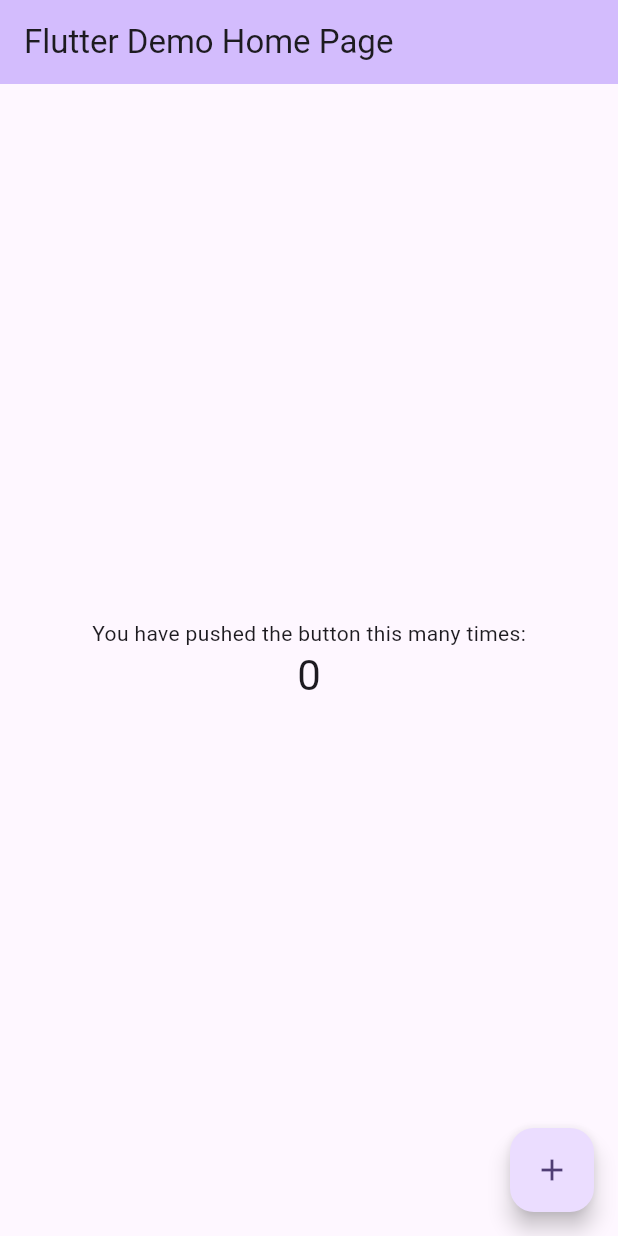
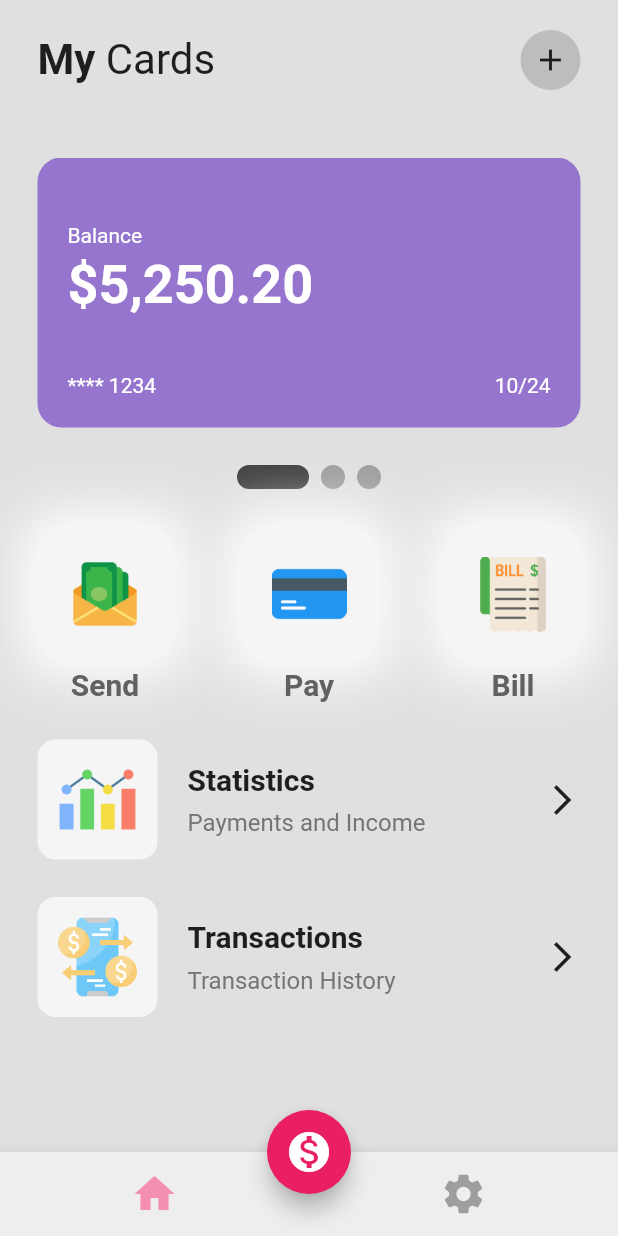
Before and after one commit to Simard302/flutter-wallet, a Flutter app: the screen it shows after launch, on a phone screen of 412 x 824 dp. Run offline on Flutter 3.47's test engine with Material 2 defaults, Android fonts, the phone set to English and light mode, and no system bars; drawn by our look-alikes of smooth_page_indicator.

Commit message:
Made everything

```diff
--- a/walletappui/lib/main.dart
+++ b/walletappui/lib/main.dart
@@ -1,125 +1,18 @@
 import 'package:flutter/material.dart';
+import 'package:walletappui/pages/home_page.dart';
 
 void main() {
   runApp(const MyApp());
 }
 
 class MyApp extends StatelessWidget {
-  const MyApp({super.key});
+  const MyApp({Key? key}) : super(key: key);
 
-  // This widget is the root of your application.
   @override
   Widget build(BuildContext context) {
     return MaterialApp(
-      title: 'Flutter Demo',
-      theme: ThemeData(
-        // This is the theme of your application.
-        //
-        // TRY THIS: Try running your application with "flutter run". You'll see
-        // the application has a blue toolbar. Then, without quitting the app,
-        // try changing the seedColor in the colorScheme below to Colors.green
-        // and then invoke "hot reload" (save your changes or press the "hot
-        // reload" button in a Flutter-supported IDE, or press "r" if you used
-        // the command line to start the app).
-        //
-        // Notice that the counter didn't reset back to zero; the application
-        // state is not lost during the reload. To reset the state, use hot
-        // restart instead.
-        //
-        // This works for code too, not just values: Most code changes can be
-        // tested with just a hot reload.
-        colorScheme: ColorScheme.fromSeed(seedColor: Colors.deepPurple),
-        useMaterial3: true,
-      ),
-      home: const MyHomePage(title: 'Flutter Demo Home Page'),
+      debugShowCheckedModeBanner: false,
+      home: HomePage(),
     );
   }
 }
-
-class MyHomePage extends StatefulWidget {
-  const MyHomePage({super.key, required this.title});
-
-  // This widget is the home page of your application. It is stateful, meaning
-  // that it has a State object (defined below) that contains fields that affect
-  // how it looks.
-
-  // This class is the configuration for the state. It holds the values (in this
-  // case the title) provided by the parent (in this case the App widget) and
-  // used by the build method of the State. Fields in a Widget subclass are
-  // always marked "final".
-
-  final String title;
-
-  @override
-  State<MyHomePage> createState() => _MyHomePageState();
-}
-
-class _MyHomePageState extends State<MyHomePage> {
-  int _counter = 0;
-
-  void _incrementCounter() {
-    setState(() {
-      // This call to setState tells the Flutter framework that something has
-      // changed in this State, which causes it to rerun the build method below
-      // so that the display can reflect the updated values. If we changed
-      // _counter without calling setState(), then the build method would not be
-      // called again, and so nothing would appear to happen.
-      _counter++;
-    });
-  }
-
-  @override
-  Widget build(BuildContext context) {
-    // This method is rerun every time setState is called, for instance as done
-    // by the _incrementCounter method above.
-    //
-    // The Flutter framework has been optimized to make rerunning build methods
-    // fast, so that you can just rebuild anything that needs updating rather
-    // than having to individually change instances of widgets.
-    return Scaffold(
-      appBar: AppBar(
-        // TRY THIS: Try changing the color here to a specific color (to
-        // Colors.amber, perhaps?) and trigger a hot reload to see the AppBar
-        // change color while the other colors stay the same.
-        backgroundColor: Theme.of(context).colorScheme.inversePrimary,
-        // Here we take the value from the MyHomePage object that was created by
-        // the App.build method, and use it to set our appbar title.
-        title: Text(widget.title),
-      ),
-      body: Center(
-        // Center is a layout widget. It takes a single child and positions it
-        // in the middle of the parent.
-        child: Column(
-          // Column is also a layout widget. It takes a list of children and
-          // arranges them vertically. By default, it sizes itself to fit its
-          // children horizontally, and tries to be as tall as its parent.
-          //
-          // Column has various properties to control how it sizes itself and
-          // how it positions its children. Here we use mainAxisAlignment to
-          // center the children vertically; the main axis here is the vertical
-          // axis because Columns are vertical (the cross axis would be
-          // horizontal).
-          //
-          // TRY THIS: Invoke "debug painting" (choose the "Toggle Debug Paint"
-          // action in the IDE, or press "p" in the console), to see the
-          // wireframe for each widget.
-          mainAxisAlignment: MainAxisAlignment.center,
-          children: <Widget>[
-            const Text(
-              'You have pushed the button this many times:',
-            ),
-            Text(
-              '$_counter',
-              style: Theme.of(context).textTheme.headlineMedium,
-            ),
-          ],
-        ),
-      ),
-      floatingActionButton: FloatingActionButton(
-        onPressed: _incrementCounter,
-        tooltip: 'Increment',
-        child: const Icon(Icons.add),
-      ), // This trailing comma makes auto-formatting nicer for build methods.
-    );
-  }
-}
--- /dev/null
+++ b/walletappui/lib/pages/home_page.dart
@@ -0,0 +1,162 @@
+// ignore_for_file: prefer_const_literals_to_create_immutables
+// ignore_for_file: prefer_const_constructors
+
+import 'package:flutter/material.dart';
+import 'package:smooth_page_indicator/smooth_page_indicator.dart';
+import 'package:walletappui/utils/my_button.dart';
+import 'package:walletappui/utils/my_card.dart';
+import 'package:walletappui/utils/my_list_tile.dart';
+
+class HomePage extends StatefulWidget {
+  const HomePage({super.key});
+
+  @override
+  State<HomePage> createState() => _HomePageState();
+}
+
+class _HomePageState extends State<HomePage> {
+  // pagecontroller
+  final _controller = PageController();
+
+  @override
+  Widget build(BuildContext context) {
+    return Scaffold(
+      backgroundColor: Colors.grey.shade300,
+      floatingActionButton: FloatingActionButton(
+          onPressed: () {},
+          backgroundColor: Colors.pink,
+          child: Icon(Icons.monetization_on, size: 32)),
+      floatingActionButtonLocation: FloatingActionButtonLocation.centerDocked,
+      bottomNavigationBar: BottomAppBar(
+          color: Colors.grey.shade200,
+          child: Padding(
+            padding: const EdgeInsets.only(top: 4, bottom: 4),
+            child: Row(
+                mainAxisAlignment: MainAxisAlignment.spaceAround,
+                children: [
+                  IconButton(
+                      onPressed: () {},
+                      icon: Icon(Icons.home,
+                          size: 32, color: Colors.pink.shade200)),
+                  IconButton(
+                      onPressed: () {},
+                      icon: Icon(Icons.settings, size: 32, color: Colors.grey))
+                ]),
+          )),
+      body: SafeArea(
+        child: Column(children: [
+          // App bar
+          Padding(
+            padding:
+                const EdgeInsets.symmetric(horizontal: 25.0, vertical: 20.0),
+            child: Row(
+                mainAxisAlignment: MainAxisAlignment.spaceBetween,
+                children: [
+                  const Row(children: [
+                    Text('My',
+                        style: TextStyle(
+                            fontSize: 28, fontWeight: FontWeight.bold)),
+                    Text(' Cards', style: TextStyle(fontSize: 28)),
+                  ]),
+
+                  // plus button
+                  Container(
+                    padding: const EdgeInsets.all(8),
+                    decoration: BoxDecoration(
+                      color: Colors.grey.shade400,
+                      shape: BoxShape.circle,
+                    ),
+                    child: const Icon(Icons.add),
+                  ),
+                ]),
+          ),
+          const SizedBox(height: 25),
+
+          // cards
+          Container(
+              height: 180,
+              child: PageView(
+                  scrollDirection: Axis.horizontal,
+                  controller: _controller,
+                  children: [
+                    MyCard(
+                        balance: 5250.20,
+                        cardNumber: 1234,
+                        expiryMonth: 10,
+                        expiryYear: 24,
+                        color: Colors.deepPurple.shade300),
+                    MyCard(
+                        balance: 200.20,
+                        cardNumber: 3456,
+                        expiryMonth: 11,
+                        expiryYear: 27,
+                        color: Colors.blue.shade300),
+                    MyCard(
+                        balance: 89425.16,
+                        cardNumber: 7890,
+                        expiryMonth: 07,
+                        expiryYear: 26,
+                        color: Colors.orange.shade300),
+                  ])),
+
+          SizedBox(height: 25),
+
+          SmoothPageIndicator(
+            controller: _controller,
+            count: 3,
+            effect: ExpandingDotsEffect(
+                activeDotColor: Colors.grey.shade800, dotHeight: 16),
+          ),
+
+          SizedBox(height: 25),
+
+          // 3 buttons -> send, pay, bills
+          Padding(
+            padding: const EdgeInsets.symmetric(horizontal: 25),
+            child: Row(
+                mainAxisAlignment: MainAxisAlignment.spaceBetween,
+                children: [
+                  // send button
+                  MyButton(
+                      iconImagePath: 'lib/icons/send-money.png',
+                      buttonText: 'Send'),
+
+                  // pay button
+                  MyButton(
+                      iconImagePath: 'lib/icons/credit-card.png',
+                      buttonText: 'Pay'),
+
+                  // bills button
+                  MyButton(
+                      iconImagePath: 'lib/icons/bill.png', buttonText: 'Bill'),
+                ]),
+          ),
+
+          SizedBox(height: 25),
+
+          // column -> stats + transactions
+          Padding(
+            padding: const EdgeInsets.symmetric(horizontal: 25),
+            child: Column(
+              children: [
+                // statistics
+                MyListTile(
+                  iconImagePath: 'lib/icons/statistics.png',
+                  tileTitle: 'Statistics',
+                  tileSubtitle: 'Payments and Income',
+                ),
+
+                // transaction
+                MyListTile(
+                  iconImagePath: 'lib/icons/transaction.png',
+                  tileTitle: 'Transactions',
+                  tileSubtitle: 'Transaction History',
+                ),
+              ],
+            ),
+          )
+        ]),
+      ),
+    );
+  }
+}
--- /dev/null
+++ b/walletappui/lib/utils/my_button.dart
@@ -0,0 +1,38 @@
+import 'package:flutter/material.dart';
+
+class MyButton extends StatelessWidget {
+  final String iconImagePath;
+  final String buttonText;
+
+  const MyButton(
+      {super.key, required this.iconImagePath, required this.buttonText});
+
+  @override
+  Widget build(BuildContext context) {
+    return Column(
+      children: [
+        // icon
+        Container(
+            height: 90,
+            padding: EdgeInsets.all(20),
+            decoration: BoxDecoration(
+                color: Colors.grey.shade100,
+                borderRadius: BorderRadius.circular((20)),
+                boxShadow: [
+                  BoxShadow(
+                      color: Colors.white, blurRadius: 30, spreadRadius: 10)
+                ]),
+            child: Center(
+              child: Image.asset(iconImagePath),
+            )),
+        SizedBox(height: 4),
+        // text
+        Text(buttonText,
+            style: TextStyle(
+                fontSize: 20,
+                fontWeight: FontWeight.bold,
+                color: Colors.grey.shade700)),
+      ],
+    );
+  }
+}
--- /dev/null
+++ b/walletappui/lib/utils/my_card.dart
@@ -0,0 +1,56 @@
+// ignore_for_file: prefer_const_literals_to_create_immutables, prefer_const_constructors
+
+import 'package:flutter/material.dart';
+import 'package:intl/intl.dart';
+
+final fcur = NumberFormat("#,##0.00", "en_US");
+
+class MyCard extends StatelessWidget {
+  final double balance;
+  final int cardNumber;
+  final int expiryMonth;
+  final int expiryYear;
+  final Color color;
+
+  const MyCard(
+      {Key? key,
+      required this.balance,
+      required this.cardNumber,
+      required this.expiryMonth,
+      required this.expiryYear,
+      required this.color})
+      : super(key: key);
+
+  @override
+  Widget build(BuildContext context) {
+    return Padding(
+      padding: const EdgeInsets.symmetric(horizontal: 25),
+      child: Container(
+          width: 300,
+          padding: EdgeInsets.all(20),
+          decoration: BoxDecoration(
+              color: color, borderRadius: BorderRadius.circular(16)),
+          child: Column(
+              crossAxisAlignment: CrossAxisAlignment.start,
+              mainAxisAlignment: MainAxisAlignment.spaceBetween,
+              children: [
+                SizedBox(height: 20),
+                Text('Balance', style: TextStyle(color: Colors.white)),
+                Text('\$${fcur.format(balance)}',
+                    style: TextStyle(
+                        color: Colors.white,
+                        fontSize: 36,
+                        fontWeight: FontWeight.bold)),
+                SizedBox(height: 30),
+                Row(
+                    mainAxisAlignment: MainAxisAlignment.spaceBetween,
+                    children: [
+                      Text('**** $cardNumber',
+                          style: TextStyle(color: Colors.white)),
+                      Text('$expiryMonth/$expiryYear',
+                          style: TextStyle(color: Colors.white)),
+                    ])
+              ])),
+    );
+  }
+}
--- /dev/null
+++ b/walletappui/lib/utils/my_list_tile.dart
@@ -0,0 +1,47 @@
+// ignore_for_file: prefer_const_constructors
+
+import 'package:flutter/material.dart';
+
+class MyListTile extends StatelessWidget {
+  final String iconImagePath;
+  final String tileTitle;
+  final String tileSubtitle;
+
+  const MyListTile(
+      {super.key,
+      required this.iconImagePath,
+      required this.tileTitle,
+      required this.tileSubtitle});
+
+  @override
+  Widget build(BuildContext context) {
+    return Padding(
+      padding: const EdgeInsets.only(bottom: 25),
+      child: Row(
+        mainAxisAlignment: MainAxisAlignment.spaceBetween,
+        children: [
+          Row(children: [
+            Container(
+                height: 80,
+                padding: EdgeInsets.all(12),
+                decoration: BoxDecoration(
+                    color: Colors.grey.shade100,
+                    borderRadius: BorderRadius.circular(12)),
+                child: Image.asset(this.iconImagePath)),
+            SizedBox(
+              width: 20,
+            ),
+            Column(crossAxisAlignment: CrossAxisAlignment.start, children: [
+              Text(this.tileTitle,
+                  style: TextStyle(fontWeight: FontWeight.bold, fontSize: 20)),
+              SizedBox(height: 8),
+              Text(this.tileSubtitle,
+                  style: TextStyle(fontSize: 16, color: Colors.grey.shade600)),
+            ])
+          ]),
+          Icon(Icons.arrow_forward_ios)
+        ],
+      ),
+    );
+  }
+}
```
Also changed, not shown: walletappui/pubspec.yaml (+4 -3 lines), walletappui/pubspec.lock.
